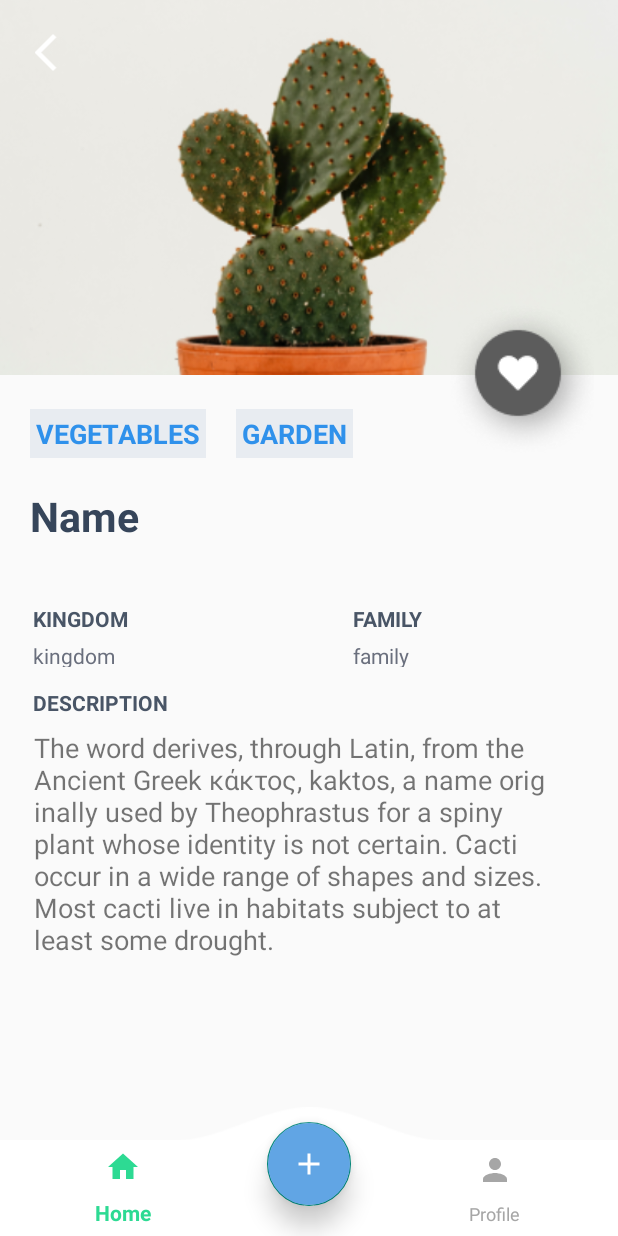
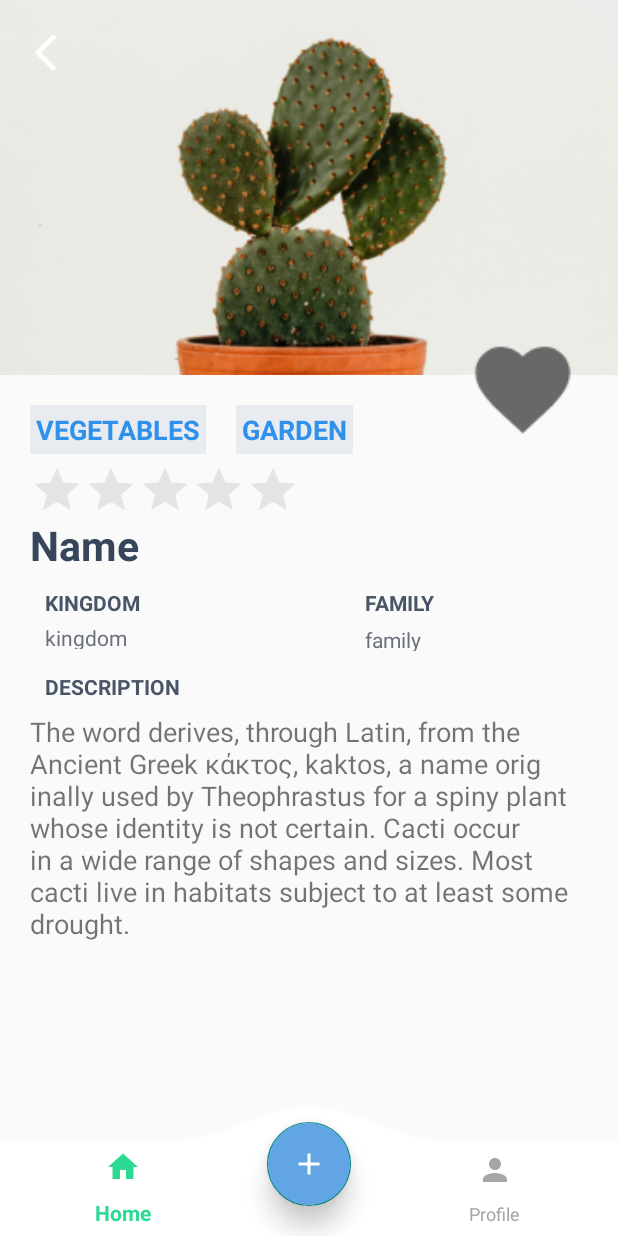
Before and after one commit to thathcmus/app_des_gr2, an Android app built with Jetpack Compose: the fragment PlantDetailFragment placed in its activity, on a phone screen of 412 x 824 dp. Run offline under Robolectric (Android 15) with nearby library versions, the phone set to English and light mode, and no system bars; our stand-ins replace Firebase (no records; nobody signed in at launch, a user with empty details on screens opened directly); 2 statements that could not run were skipped.

Commit message:
feat: add Plant Like feature

```diff
--- a/Plant/app/src/main/java/com/example/plant/activities/Home/HomeActivity.kt
+++ b/Plant/app/src/main/java/com/example/plant/activities/Home/HomeActivity.kt
@@ -37,7 +37,6 @@ class HomeActivity : AppCompatActivity() {
                 R.id.profile_action -> {
                     replaceFragment(ProfileFragment())
                     true
-
                 }
                 else -> false
             }
--- a/Plant/app/src/main/java/com/example/plant/fragment/PlantDetailFragment.kt
+++ b/Plant/app/src/main/java/com/example/plant/fragment/PlantDetailFragment.kt
@@ -10,15 +10,19 @@ import androidx.fragment.app.Fragment
 import com.example.plant.R
 import com.example.plant.constant.constant
 import com.example.plant.databinding.FragmentPlantDetailBinding
+import com.example.plant.firestore.Firestore
 import com.example.plant.glide.GlideLoader
 import com.example.plant.model.Plant
 import com.example.plant.model.User
 import com.example.plant.util.FragmentUtil
+import com.google.firebase.firestore.ktx.firestore
+import com.google.firebase.ktx.Firebase
 import kotlin.reflect.KClass
 
 class PlantDetailFragment : Fragment() {
     private lateinit var binding: FragmentPlantDetailBinding
     private var plantDetail = Plant()
+    private val userId: String =  Firestore().getCurrentUserAuth()!!.uid
     override fun onCreateView(
         inflater: LayoutInflater, container: ViewGroup?,
         savedInstanceState: Bundle?
@@ -40,7 +44,18 @@ class PlantDetailFragment : Fragment() {
             binding.kingdomPlant.text = plantDetail.kingdom
             binding.familyPlant.text = plantDetail.family
             binding.plantContent.text = plantDetail.description
-        }
+            binding.rating.rating = plantDetail.star.toFloat()
+            }
+        //get liked btn status
+        val plantLikeRef = Firebase.firestore.collection("likedPlant").document(plantDetail.id)
+        plantLikeRef
+            .get()
+            .addOnSuccessListener { documentSnapshot ->
+                binding.plantLikeBtn.isChecked = documentSnapshot.exists() && documentSnapshot.contains("${userId}") && documentSnapshot.getBoolean("${userId}")!!
+            }
+            .addOnFailureListener { exception ->
+                Log.e("exception", "exception: ${exception}")
+            }
         }
 
     inline fun <reified T : Any> KClass<T>.getParcelable(bundle: Bundle, key: String): T? =
@@ -54,6 +69,29 @@ class PlantDetailFragment : Fragment() {
             val fragmentManager = requireActivity().supportFragmentManager
             fragmentManager.popBackStack()
         }
+        binding.plantLikeBtn.setOnClickListener() {
+            val plantLikeRef = Firebase.firestore.collection("likedPlant").document(plantDetail.id)
+            plantLikeRef.get()
+                .addOnSuccessListener { documentSnapshot ->
+                    if (documentSnapshot.exists()) {
+                        // document not exits on firestore
+                        if(binding.plantLikeBtn.isChecked){
+                            plantLikeRef.update("${userId}", true)
+                        } else
+                        {
+                            plantLikeRef.update("${userId}", false)
+                        }
+                    } else {
+                        // document not exits on firestore, set new doucment
+                        plantLikeRef.set( hashMapOf<String, Any>(
+                            "${userId}" to true
+                        ))
+                    }
+                }
+                .addOnFailureListener { exception ->
+                    // resolve exception
+                }
+        }
     }
 
 }
--- /dev/null
+++ b/Plant/app/src/main/res/drawable/ic_heart_default.xml
@@ -0,0 +1,11 @@
+<vector xmlns:android="http://schemas.android.com/apk/res/android"
+
+    android:width="42dp"
+    android:height="42dp"
+
+    android:viewportWidth="24"
+    android:viewportHeight="24">
+    <path
+        android:fillColor="#696868"
+        android:pathData="M12,21.35l-1.45,-1.32C5.4,15.36 2,12.28 2,8.5 2,5.42 4.42,3 7.5,3c1.74,0 3.41,0.81 4.5,2.09C13.09,3.81 14.76,3 16.5,3 19.58,3 22,5.42 22,8.5c0,3.78 -3.4,6.86 -8.55,11.54L12,21.35z" />
+</vector>
--- /dev/null
+++ b/Plant/app/src/main/res/drawable/like_detail_btn.xml
@@ -0,0 +1,11 @@
+<?xml version="1.0" encoding="utf-8"?>
+<selector xmlns:android="http://schemas.android.com/apk/res/android">
+    <item
+        android:drawable="@drawable/ic_heart_default"
+        android:state_checked="false"
+        />
+
+    <item
+        android:drawable="@drawable/ic_heart_filled"
+        android:state_checked="true"/>
+</selector>
--- a/Plant/app/src/main/res/layout/fragment_articles_detail.xml
+++ b/Plant/app/src/main/res/layout/fragment_articles_detail.xml
@@ -36,14 +36,15 @@
 
             <CheckBox
                 android:id="@+id/likedBtnDetail"
-                android:layout_width="80dp"
-                android:layout_height="80dp"
-                android:button="@drawable/seletor_wishlist_item"
-                android:scaleX="2"
-                android:scaleY="2"
+                android:layout_width="60dp"
+                android:layout_height="60dp"
+                android:button="@drawable/like_detail_btn"
+                android:scaleX="1.8"
+                android:scaleY="1.8"
+                android:layout_marginEnd="12dp"
                 app:layout_constraintBottom_toBottomOf="@+id/ivArticlesDetail"
                 app:layout_constraintEnd_toEndOf="@+id/ivArticlesDetail"
-                android:layout_marginBottom="-40dp"
+                android:layout_marginBottom="-36dp"
                 />
             <androidx.constraintlayout.widget.ConstraintLayout
                 android:layout_width="match_parent"
--- a/Plant/app/src/main/res/layout/fragment_plant_detail.xml
+++ b/Plant/app/src/main/res/layout/fragment_plant_detail.xml
@@ -36,30 +36,32 @@
                 app:layout_constraintStart_toStartOf="parent"
                 app:layout_constraintTop_toTopOf="parent" />
 
-            <ImageView
-                android:id="@+id/imageView"
-                android:layout_width="wrap_content"
-                android:layout_height="wrap_content"
-                android:layout_marginTop="200dp"
-                android:src="@drawable/like_btn"
+            <CheckBox
+                android:id="@+id/plantLikeBtn"
+                android:layout_width="60dp"
+                android:layout_height="60dp"
+                android:button="@drawable/like_detail_btn"
+                android:scaleX="1.8"
+                android:scaleY="1.8"
+                app:layout_constraintHorizontal_bias="0.95"
+                app:layout_constraintStart_toStartOf="parent"
                 app:layout_constraintEnd_toEndOf="parent"
-                app:layout_constraintHorizontal_bias="0.948"
-                app:layout_constraintStart_toStartOf="parent"
-                app:layout_constraintTop_toTopOf="@+id/ivPlantDetail" />
-
+                app:layout_constraintBottom_toBottomOf="@+id/ivPlantDetail"
+                android:layout_marginBottom="-40dp">
+            </CheckBox>
 
             <TextView
                 android:id="@+id/name_plant"
                 android:layout_width="match_parent"
                 android:layout_height="wrap_content"
-                android:layout_margin="20dp"
-                android:layout_marginTop="144dp"
+                android:layout_marginStart="20dp"
                 android:text="Name"
                 android:textColor="#36455a"
                 android:textSize="27dp"
                 android:textStyle="bold"
-                app:layout_constraintTop_toBottomOf="@+id/imageView"
-                tools:layout_editor_absoluteX="0dp" />
+                app:layout_constraintTop_toBottomOf="@+id/rating"
+                app:layout_constraintStart_toStartOf="parent"
+                />
 
             <LinearLayout
                 android:id="@+id/status"
@@ -69,9 +71,10 @@
                 android:layout_marginStart="4dp"
                 android:layout_marginBottom="16dp"
                 android:orientation="horizontal"
-                app:layout_constraintBottom_toTopOf="@+id/name_plant"
-                app:layout_constraintStart_toStartOf="parent">
-
+                android:layout_marginTop="16dp"
+                app:layout_constraintStart_toStartOf="parent"
+                app:layout_constraintTop_toBottomOf="@id/ivPlantDetail"
+                >
                 <TextView
                     android:id="@+id/plantStatus1"
                     android:layout_width="wrap_content"
@@ -96,13 +99,25 @@
                     android:textStyle="bold" />
 
             </LinearLayout>
-
+            <RatingBar
+                android:id="@+id/rating"
+                android:layout_width="wrap_content"
+                android:layout_height="wrap_content"
+                app:layout_constraintTop_toBottomOf="@+id/status"
+                app:layout_constraintStart_toStartOf="parent"
+                android:numStars="5"
+                android:stepSize="0.5"
+                android:theme="@style/RatingBar"
+                style="?android:attr/ratingBarStyleIndicator"
+                android:layout_marginStart="20dp"
+                android:layout_marginTop="6dp"
+                />
             <TextView
                 android:id="@+id/textView2"
                 android:layout_width="69dp"
                 android:layout_height="17dp"
-                android:layout_marginStart="4dp"
-                android:layout_marginTop="40dp"
+                android:layout_marginTop="10dp"
+                android:layout_marginStart="20dp"
                 android:layout_marginEnd="72dp"
                 android:text="KINGDOM"
                 android:textColor="#495566"
@@ -119,8 +134,9 @@
                 android:text="kingdom"
                 android:textColor="#6a6f7d"
                 android:textSize="14dp"
+                android:layout_marginTop="6dp"
                 app:layout_constraintStart_toStartOf="@+id/textView2"
-                app:layout_constraintTop_toTopOf="@+id/family_plant" />
+                app:layout_constraintTop_toBottomOf="@+id/textView2" />
 
             <TextView
                 android:id="@+id/textView4"
@@ -165,15 +181,14 @@
 
             <TextView
                 android:id="@+id/plantContent"
-                android:layout_width="373dp"
+                android:layout_width="match_parent"
                 android:layout_height="wrap_content"
-                android:layout_marginEnd="14dp"
                 android:layout_marginBottom="84dp"
                 android:layout_marginTop="10dp"
                 android:text="The word derives, through Latin, from the Ancient Greek κάκτος, kaktos, a name orig inally used by Theophrastus for a spiny plant whose identity is not certain. Cacti occur in a wide range of shapes and sizes. Most cacti live in habitats subject to at least some drought."
                 android:textSize="18sp"
-                android:paddingStart="10dp"
-                android:paddingEnd="10dp"
+                android:layout_marginStart="20dp"
+                android:layout_marginEnd="20dp"
                 app:layout_constraintTop_toBottomOf="@id/textView3"
                 app:layout_constraintEnd_toEndOf="parent"
                 app:layout_constraintStart_toStartOf="parent"
--- /dev/null
+++ b/Plant/app/src/main/res/values/style.xml
@@ -0,0 +1,7 @@
+<?xml version="1.0" encoding="utf-8"?>
+<resources>
+    <style name="RatingBar" parent="Theme.AppCompat">
+        <item name="colorControlNormal">#B1B1B1</item>
+        <item name="colorControlActivated">#EFDA1C</item>
+    </style>
+</resources>
--- a/Plant/app/src/main/res/values/themes.xml
+++ b/Plant/app/src/main/res/values/themes.xml
@@ -1,5 +1,4 @@
 <?xml version="1.0" encoding="utf-8"?>
 <resources>
-
     <style name="Theme.Login" parent="Theme.MaterialComponents.DayNight.NoActionBar" />
 </resources>
```
